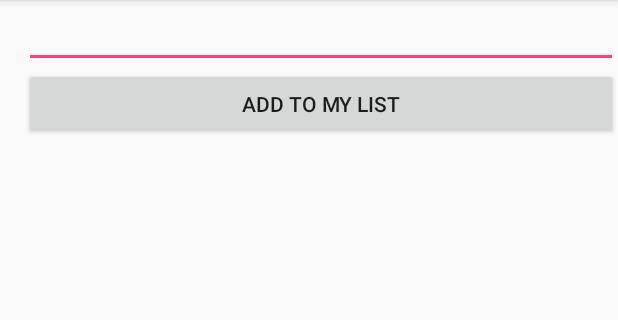
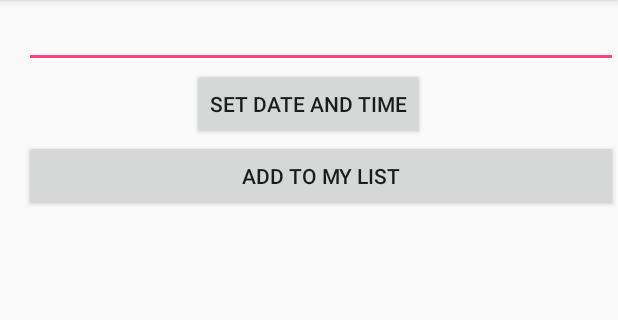
Before and after one commit to Memnarch1113/ToDo, an Android app: the screen it shows after launch (MainActivity), on a phone screen of 412 x 824 dp, the part 84-404 px from its top. Run offline under Robolectric (Android 15) with nearby library versions, the phone set to English and light mode, and no system bars.

Commit message:
edited buttons to have one that gives option to set date and time

```diff
--- a/app/src/main/res/layout/activity_main.xml
+++ b/app/src/main/res/layout/activity_main.xml
@@ -30,11 +30,19 @@
             android:layout_alignParentStart="true" />
 
         <Button
+            android:layout_width="wrap_content"
+            android:layout_height="wrap_content"
+            android:text="@string/set_date_and_time"
+            android:id="@+id/button2"
+            android:layout_below="@+id/editText"
+            android:layout_centerHorizontal="true" />
+
+        <Button
             android:layout_width="fill_parent"
             android:layout_height="wrap_content"
             android:text="@string/add_to_list"
             android:id="@+id/button"
-            android:layout_below="@+id/editText"
+            android:layout_below="@+id/button2"
             android:layout_alignParentLeft="true"
             android:layout_alignParentStart="true" />
 
--- a/app/src/main/res/values/strings.xml
+++ b/app/src/main/res/values/strings.xml
@@ -2,6 +2,7 @@
     <string name="app_name">ToDo</string>
     <string name="action_settings">Settings</string>
     <string name="add_to_list">Add to my list</string>
+    <string name="set_date_and_time">Set Date and Time</string>
     <string-array name="do_something_healthy" >
         <item>"Exercise"</item>
         <item>"Medidate"</item>
```
